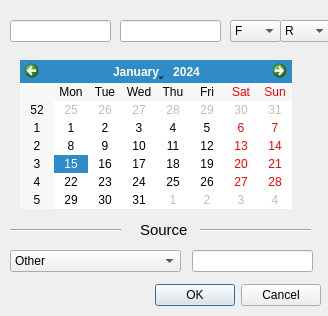
This is ui/add_person.ui in LabNeuroCogDevel/LNCDschedule as Qt 5 draws it before an edit. The edited form follows.
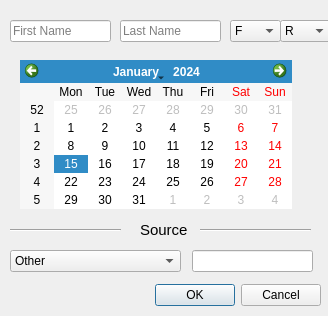
This is the edited form.

What changed in the file:
```diff
--- a/ui/add_person.ui
+++ b/ui/add_person.ui
@@ -38,6 +38,9 @@
      <height>22</height>
     </rect>
    </property>
+   <property name="placeholderText">
+    <string>First Name</string>
+   </property>
   </widget>
   <widget class="QLineEdit" name="lname_edit">
    <property name="geometry">
@@ -48,6 +51,9 @@
      <height>22</height>
     </rect>
    </property>
+   <property name="placeholderText">
+    <string>Last Name</string>
+   </property>
   </widget>
   <widget class="QCalendarWidget" name="dob_edit">
    <property name="geometry">
```
